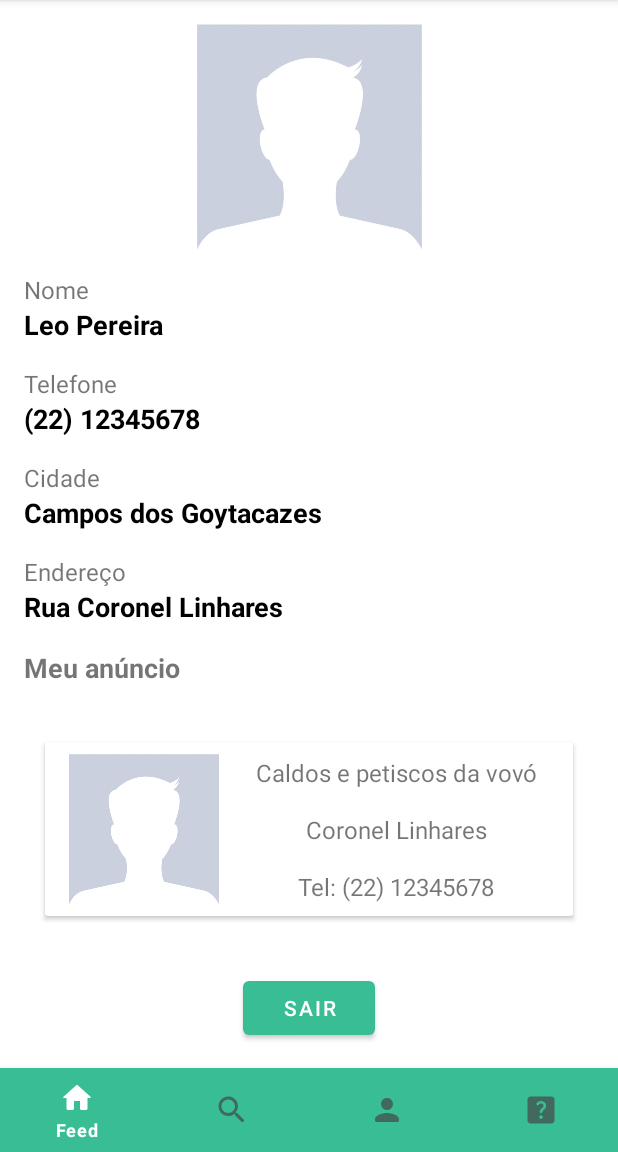
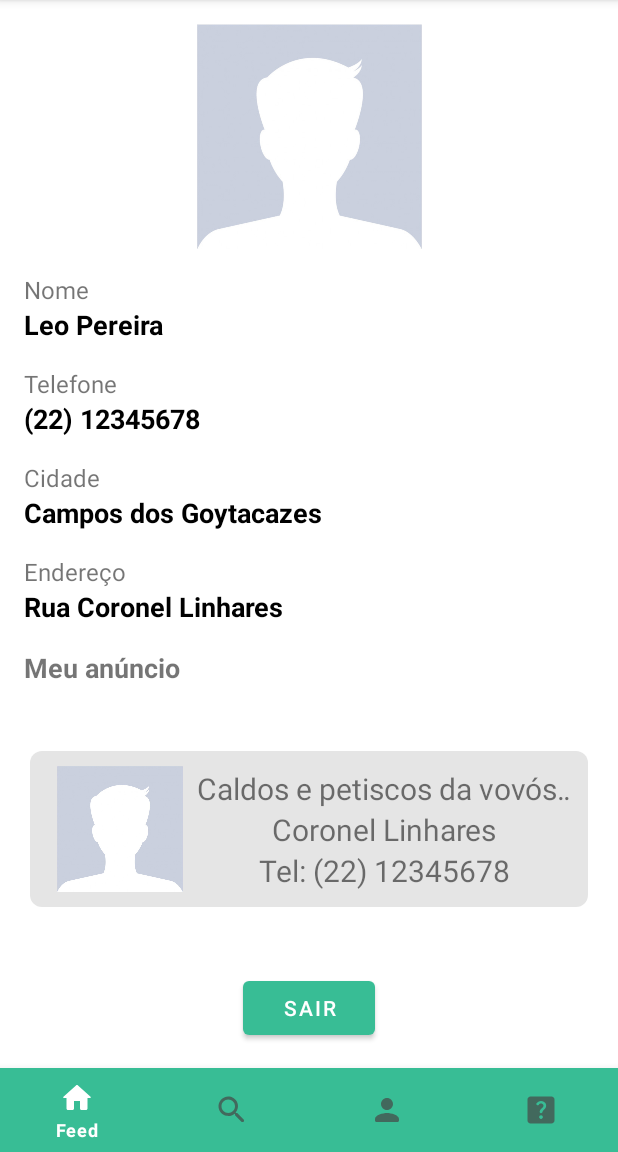
Before and after one commit to victorborges97/projeto-hackacu, an Android app: the fragment PerfilFragment placed in its activity, on a phone screen of 412 x 824 dp, the part 84-1236 px from its top. Run offline under Robolectric (Android 15) with nearby library versions, the phone set to English and light mode, and no system bars; libraries missing offline, so code that uses them is left out: com.ogaclejapan.smarttablayout; 6 statements that could not run were skipped.

Commit message:
Arrumando feed de anuncios

```diff
--- a/app/src/main/java/br/com/equipe23/divulgacu/fragment/PerfilFragment.java
+++ b/app/src/main/java/br/com/equipe23/divulgacu/fragment/PerfilFragment.java
@@ -55,6 +55,8 @@ public class PerfilFragment extends Fragment {
 
         iniciarComponentes(rootView);
 
+
+
         buttonSairPerfil.setOnClickListener(new View.OnClickListener() {
             @Override
             public void onClick(View view) {
--- a/app/src/main/java/br/com/equipe23/divulgacu/repository/Firebase.java
+++ b/app/src/main/java/br/com/equipe23/divulgacu/repository/Firebase.java
@@ -17,8 +17,7 @@ public class Firebase {
         try {
             return ConfiguracaoFirebase.getFirebaseDatabase()
                     .child("anuncios")
-                    .orderByChild("endereco/cidade")
-                    .equalTo(cidade);
+                    .child(cidade);
         } catch (Exception e){
             Log.d("ERROR", "ERROR AO PEGAR OS ANUNCIOS: "+e.getMessage());
         }
--- a/app/src/main/java/br/com/equipe23/divulgacu/view/CadastrarAnuncioActivity.java
+++ b/app/src/main/java/br/com/equipe23/divulgacu/view/CadastrarAnuncioActivity.java
@@ -14,6 +14,7 @@ import android.net.Uri;
 import android.os.Bundle;
 import android.provider.MediaStore;
 import android.text.Html;
+import android.util.Log;
 import android.view.View;
 import android.widget.ArrayAdapter;
 import android.widget.Button;
@@ -107,6 +108,7 @@ public class CadastrarAnuncioActivity extends AppCompatActivity {
 
                         listaURLFotos.add(urlConvertida);
                         if (totalFotos == listaURLFotos.size()){
+                            anuncio.setLogo(listaURLFotos.get(0));
                             anuncio.setImagens(listaURLFotos);
                             anuncio.salvar();
 
@@ -134,9 +136,9 @@ public class CadastrarAnuncioActivity extends AppCompatActivity {
 
         Endereco ende = new Endereco();
         ende.setRua(endereco);
+        ende.setCidade(cidade);
 
         Anuncio anuncio = new Anuncio();
-        anuncio.setCidade(cidade);
         anuncio.setDescricao(descricao);
         anuncio.setWhatsapp(whatsapp);
         anuncio.setInstagram(instagram);
@@ -149,8 +151,8 @@ public class CadastrarAnuncioActivity extends AppCompatActivity {
     public void validarDadosAnuncio(){
         anuncio = configurarAnuncio();
 
-        salvarAnuncio();
-     /* if (listaFotosRecuperadas.size() != 0){
+        //salvarAnuncio();
+     if (listaFotosRecuperadas.size() != 0){
             if (!anuncio.getCidade().isEmpty()){
                 if (!anuncio.getNomeEmpresa().isEmpty()){
                     if (!anuncio.getEndereco().getRua().isEmpty() || anuncio.getEndereco().getCidade().isEmpty() || anuncio.getEndereco().getBairro().isEmpty() || anuncio.getEndereco().getNumero().isEmpty()){
@@ -174,7 +176,7 @@ public class CadastrarAnuncioActivity extends AppCompatActivity {
             }
         }else {
             exibirMensagemErro("Escolha pelo menos uma foto");
-        }*/
+        }
 
     }
 
@@ -209,6 +211,7 @@ public class CadastrarAnuncioActivity extends AppCompatActivity {
 
         if (resultCode == Activity.RESULT_OK);{
             //Recuperar imagem
+            try {
                 Uri imagemSelecionada = data.getData();
                 String caminhoImagem = imagemSelecionada.toString();
 
@@ -225,6 +228,9 @@ public class CadastrarAnuncioActivity extends AppCompatActivity {
                     imagem4.setImageURI(imagemSelecionada);
                 }
                 listaFotosRecuperadas.add(caminhoImagem);
+            } catch (Exception e) {
+                Log.d("FOTO", "ERROR AO PEGA A FOTO");
+            }
         }
     }
 
@@ -258,7 +264,7 @@ public class CadastrarAnuncioActivity extends AppCompatActivity {
         buttonCadastrarAnuncio.setOnClickListener(new View.OnClickListener() {
             @Override
             public void onClick(View view) {
-                //validarDadosAnuncio();
+                validarDadosAnuncio();
                 startActivity(new Intent(getBaseContext(),MainActivity.class));
                 finish();
 
--- a/app/src/main/res/layout/activity_detalhes_anuncio.xml
+++ b/app/src/main/res/layout/activity_detalhes_anuncio.xml
@@ -12,7 +12,7 @@
             android:layout_height="match_parent">
 
             <androidx.cardview.widget.CardView
-                android:id="@+id/cardViewPerfil"
+                android:id="@+id/cardViewAnuncioUser"
                 android:layout_width="match_parent"
                 android:layout_height="wrap_content"
                 android:elevation="10dp"
@@ -54,7 +54,7 @@
                 app:fillColor="#FFFFFFFF"
                 app:layout_constraintEnd_toEndOf="parent"
                 app:layout_constraintStart_toStartOf="parent"
-                app:layout_constraintTop_toBottomOf="@+id/cardViewPerfil"
+                app:layout_constraintTop_toBottomOf="@+id/cardViewAnuncioUser"
                 app:pageColor="#00000000"
                 app:radius="6dp"
                 app:slideInterval="3000"
--- a/app/src/main/res/layout/fragment_perfil.xml
+++ b/app/src/main/res/layout/fragment_perfil.xml
@@ -104,29 +104,63 @@
                 app:layout_constraintStart_toStartOf="parent"
                 app:layout_constraintTop_toBottomOf="@+id/textViewEnderecoPerfil" />
 
-            <androidx.cardview.widget.CardView
-                android:id="@+id/cardViewPerfil"
-                android:layout_width="0dp"
+
+            <androidx.constraintlayout.widget.ConstraintLayout
+                android:layout_width="match_parent"
+                android:id="@+id/cardViewSemAnuncioUser"
+                android:visibility="gone"
+                android:backgroundTint="@color/card_bg_anuncios"
+                android:background="@drawable/radius_8dp"
+                android:foreground="@drawable/ripple"
+                app:cardCornerRadius="5dp"
+                android:clickable="true"
+                android:layout_marginBottom="10dp"
+                android:padding="10dp"
+                android:layout_margin="20dp"
                 android:layout_height="wrap_content"
-                android:layout_margin="30dp"
-                android:elevation="10dp"
+                android:focusable="true"
                 app:layout_constraintBottom_toTopOf="@+id/buttonSairPerfil"
                 app:layout_constraintEnd_toEndOf="parent"
                 app:layout_constraintStart_toStartOf="parent"
                 app:layout_constraintTop_toBottomOf="@id/textView5">
 
+                <TextView
+                    android:id="@+id/textViewSemAnuncio"
+                    style="@style/TextCardAnuncio"
+                    android:ellipsize="marquee"
+                    android:gravity="center"
+                    android:singleLine="true"
+                    android:text="Cadastre-se seu anuncio"
+                    app:layout_constraintBottom_toBottomOf="parent"
+                    app:layout_constraintEnd_toEndOf="parent"
+                    app:layout_constraintStart_toStartOf="parent"
+                    app:layout_constraintTop_toTopOf="parent" />
+
+            </androidx.constraintlayout.widget.ConstraintLayout>
 
             <androidx.constraintlayout.widget.ConstraintLayout
                 android:layout_width="match_parent"
-                    android:layout_height="wrap_content">
+                android:id="@+id/cardViewAnuncioUser"
+                android:visibility="visible"
+                android:backgroundTint="@color/card_bg_anuncios"
+                android:background="@drawable/radius_8dp"
+                android:foreground="@drawable/ripple"
+                app:cardCornerRadius="5dp"
+                android:clickable="true"
+                android:layout_margin="20dp"
+                android:layout_marginBottom="10dp"
+                android:padding="10dp"
+                android:layout_height="104dp"
+                android:focusable="true"
+                app:layout_constraintBottom_toTopOf="@+id/buttonSairPerfil"
+                app:layout_constraintEnd_toEndOf="parent"
+                app:layout_constraintStart_toStartOf="parent"
+                app:layout_constraintTop_toBottomOf="@id/textView5">
 
                 <ImageView
                     android:id="@+id/imageViewNegocioPerfilCardView"
                     android:layout_width="100dp"
-                        android:layout_height="100dp"
-                        android:layout_marginStart="16dp"
-                        android:layout_marginTop="8dp"
-                        android:layout_marginBottom="8dp"
+                    android:layout_height="match_parent"
                     android:src="@drawable/avatar"
                     app:layout_constraintBottom_toBottomOf="parent"
                     app:layout_constraintStart_toStartOf="parent"
@@ -134,10 +168,11 @@
 
                 <TextView
                     android:id="@+id/textViewNegocioPerfilCardView"
-                        style="@style/Text"
-                        android:layout_margin="8dp"
+                    style="@style/TextCardAnuncio"
                     android:gravity="center"
-                        android:text="Caldos e petiscos da vovó"
+                    android:text="Caldos e petiscos da vovósadasdasd"
+                    android:singleLine="true"
+                    android:ellipsize="marquee"
                     app:layout_constraintBottom_toTopOf="@+id/textViewRuaPerfilCardView"
                     app:layout_constraintEnd_toEndOf="parent"
                     app:layout_constraintStart_toEndOf="@+id/imageViewNegocioPerfilCardView"
@@ -146,10 +181,10 @@
 
                 <TextView
                     android:id="@+id/textViewRuaPerfilCardView"
-                        style="@style/Text"
-                        android:layout_margin="8dp"
-                        android:layout_marginEnd="8dp"
+                    style="@style/TextCardAnuncio"
                     android:gravity="center"
+                    android:singleLine="true"
+                    android:ellipsize="marquee"
                     android:text="Coronel Linhares"
                     app:layout_constraintBottom_toTopOf="@+id/textViewTelefonePerfilCardView"
                     app:layout_constraintEnd_toEndOf="parent"
@@ -158,17 +193,17 @@
 
                 <TextView
                     android:id="@+id/textViewTelefonePerfilCardView"
-                        style="@style/Text"
-                        android:layout_margin="8dp"
+                    style="@style/TextCardAnuncio"
                     android:gravity="center"
+                    android:singleLine="true"
+                    android:ellipsize="marquee"
                     android:text="Tel: (22) 12345678"
                     app:layout_constraintBottom_toBottomOf="parent"
                     app:layout_constraintEnd_toEndOf="parent"
                     app:layout_constraintStart_toEndOf="@+id/imageViewNegocioPerfilCardView"
                     app:layout_constraintTop_toBottomOf="@+id/textViewRuaPerfilCardView" />
+
             </androidx.constraintlayout.widget.ConstraintLayout>
-
-            </androidx.cardview.widget.CardView>
 
             <Button
                 android:id="@+id/buttonSairPerfil"
```
Lines whose indentation alone changed are shown as unchanged.
